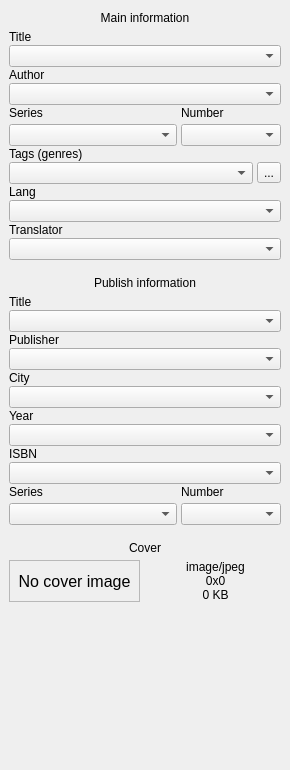
Before: the Qt Designer form src/designer/bookinfopanel.ui in dnkorpushov/libro2, drawn with Qt 5.
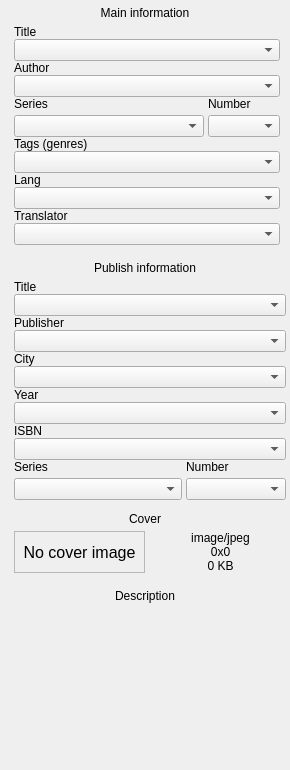
After: the same form once the commit is applied. Icons and pictures are not drawn. Custom widgets are drawn as their Qt base class.

Diff of the .ui file:
```diff
--- a/src/designer/bookinfopanel.ui
+++ b/src/designer/bookinfopanel.ui
@@ -62,6 +62,21 @@
        </rect>
       </property>
       <layout class="QVBoxLayout" name="verticalLayout_6">
+       <property name="spacing">
+        <number>0</number>
+       </property>
+       <property name="leftMargin">
+        <number>4</number>
+       </property>
+       <property name="topMargin">
+        <number>4</number>
+       </property>
+       <property name="rightMargin">
+        <number>4</number>
+       </property>
+       <property name="bottomMargin">
+        <number>4</number>
+       </property>
        <item>
         <layout class="QVBoxLayout" name="verticalLayout">
          <property name="spacing">
@@ -106,16 +121,16 @@
           <widget class="QWidget" name="widgetMain" native="true">
            <layout class="QVBoxLayout" name="verticalLayout_4">
             <property name="spacing">
-             <number>1</number>
+             <number>0</number>
             </property>
             <property name="leftMargin">
-             <number>0</number>
+             <number>10</number>
             </property>
             <property name="topMargin">
              <number>0</number>
             </property>
             <property name="rightMargin">
-             <number>0</number>
+             <number>6</number>
             </property>
             <property name="bottomMargin">
              <number>10</number>
@@ -166,7 +181,19 @@
                <widget class="ComboEdit" name="textNumber">
                 <property name="minimumSize">
                  <size>
-                  <width>100</width>
+                  <width>20</width>
+                  <height>0</height>
+                 </size>
+                </property>
+                <property name="maximumSize">
+                 <size>
+                  <width>80</width>
+                  <height>16777215</height>
+                 </size>
+                </property>
+                <property name="baseSize">
+                 <size>
+                  <width>40</width>
                   <height>0</height>
                  </size>
                 </property>
@@ -189,26 +216,6 @@
               <item>
                <widget class="ComboEdit" name="textTag"/>
               </item>
-              <item>
-               <widget class="QToolButton" name="toolButton">
-                <property name="toolTip">
-                 <string>Add fb2 genre</string>
-                </property>
-                <property name="text">
-                 <string>...</string>
-                </property>
-                <property name="icon">
-                 <iconset resource="resources.qrc">
-                  <normaloff>:/icons/right_14px.png</normaloff>:/icons/right_14px.png</iconset>
-                </property>
-                <property name="iconSize">
-                 <size>
-                  <width>18</width>
-                  <height>18</height>
-                 </size>
-                </property>
-               </widget>
-              </item>
              </layout>
             </item>
             <item>
@@ -270,10 +277,10 @@
           <widget class="QWidget" name="widgetPublishInfo" native="true">
            <layout class="QVBoxLayout" name="verticalLayout_5">
             <property name="spacing">
-             <number>1</number>
+             <number>0</number>
             </property>
             <property name="leftMargin">
-             <number>0</number>
+             <number>10</number>
             </property>
             <property name="topMargin">
              <number>0</number>
@@ -282,7 +289,7 @@
              <number>0</number>
             </property>
             <property name="bottomMargin">
-             <number>10</number>
+             <number>6</number>
             </property>
             <item>
              <widget class="QLabel" name="label_5">
@@ -407,7 +414,7 @@
              <number>0</number>
             </property>
             <property name="leftMargin">
-             <number>0</number>
+             <number>10</number>
             </property>
             <property name="topMargin">
              <number>0</number>
@@ -416,7 +423,7 @@
              <number>0</number>
             </property>
             <property name="bottomMargin">
-             <number>0</number>
+             <number>10</number>
             </property>
             <item>
              <layout class="QHBoxLayout" name="horizontalLayout" stretch="0,0">
@@ -479,6 +486,63 @@
            </layout>
           </widget>
          </item>
+         <item>
+          <widget class="QToolButton" name="toggleDescription">
+           <property name="sizePolicy">
+            <sizepolicy hsizetype="Preferred" vsizetype="Fixed">
+             <horstretch>0</horstretch>
+             <verstretch>0</verstretch>
+            </sizepolicy>
+           </property>
+           <property name="styleSheet">
+            <string notr="true">QToolButton { border: none }</string>
+           </property>
+           <property name="text">
+            <string>Description</string>
+           </property>
+           <property name="icon">
+            <iconset resource="resources.qrc">
+             <normaloff>:/icons/expanded_12px.png</normaloff>:/icons/expanded_12px.png</iconset>
+           </property>
+           <property name="toolButtonStyle">
+            <enum>Qt::ToolButtonTextBesideIcon</enum>
+           </property>
+          </widget>
+         </item>
+         <item>
+          <widget class="QWidget" name="widgetDescriptionInfo" native="true">
+           <layout class="QVBoxLayout" name="verticalLayout_7">
+            <property name="spacing">
+             <number>0</number>
+            </property>
+            <property name="leftMargin">
+             <number>10</number>
+            </property>
+            <property name="topMargin">
+             <number>0</number>
+            </property>
+            <property name="rightMargin">
+             <number>0</number>
+            </property>
+            <property name="bottomMargin">
+             <number>0</number>
+            </property>
+            <item>
+             <widget class="QLabel" name="textDescription">
+              <property name="text">
+               <string/>
+              </property>
+              <property name="alignment">
+               <set>Qt::AlignLeading|Qt::AlignLeft|Qt::AlignTop</set>
+              </property>
+              <property name="wordWrap">
+               <bool>true</bool>
+              </property>
+             </widget>
+            </item>
+           </layout>
+          </widget>
+         </item>
          <item>
           <spacer name="verticalSpacer">
            <property name="orientation">
```
Left out of the diff: 25 changed lines with no effect on the pictures.
